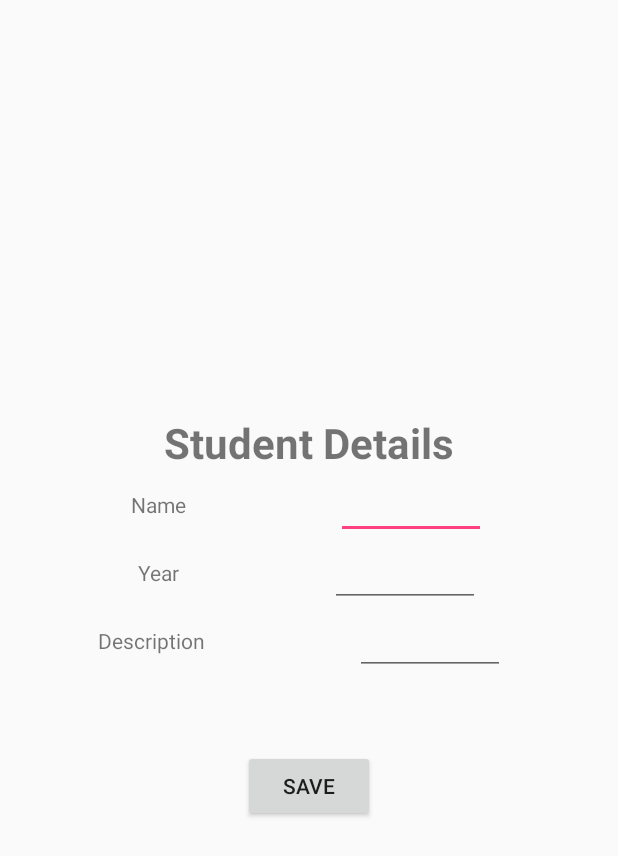
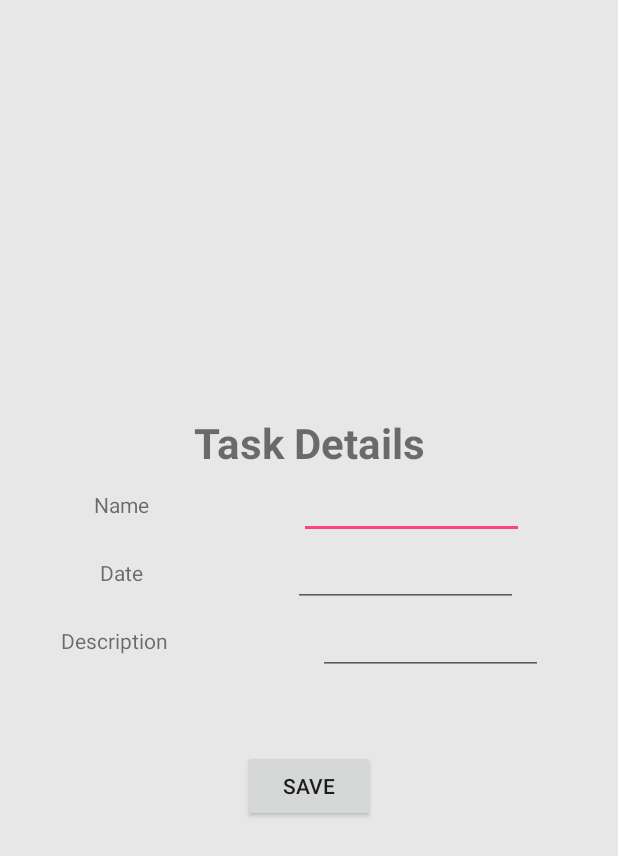
Before and after one commit to sujeet14108/ToDo, an Android app: the Addrecord screen opened directly, with no data from a screen before it, on a phone screen of 412 x 824 dp. Shown: the top 856 px of the screen. Run offline under Robolectric (Android 15) with nearby library versions, the phone set to English and light mode, and no system bars.

Commit message:
ViewPager

```diff
--- a/app/src/main/java/com/example/sujeet/todo/PageFragment.java
+++ b/app/src/main/java/com/example/sujeet/todo/PageFragment.java
@@ -40,12 +40,13 @@ public class PageFragment extends Fragment {
         View view = inflater.inflate(R.layout.fragment, container, false);
         final TextView textView1 = (TextView) view.findViewById(R.id.textView1);
         final TextView textView2 = (TextView) view.findViewById(R.id.textView2);
+        final TextView textView3 = (TextView) view.findViewById(R.id.textView7);
 
         Student cont= (Student) getArguments().getSerializable("contact");
 
         textView1.setText(cont.getname());
         textView2.setText(cont.getdes());
-
+        textView3.setText(cont.getyear());
         Button btnClick=(Button) view.findViewById(R.id.btnClick);
 
         btnClick.setOnClickListener(new  View.OnClickListener() {
--- a/app/src/main/java/com/example/sujeet/todo/RecyclerItemClickListener.java
+++ b/app/src/main/java/com/example/sujeet/todo/RecyclerItemClickListener.java
@@ -44,10 +44,14 @@ public class RecyclerItemClickListener implements RecyclerView.OnItemTouchListen
 
     @Override
     public void onTouchEvent(RecyclerView view, MotionEvent motionEvent) {
+
+
     }
 
     @Override
     public void onRequestDisallowInterceptTouchEvent(boolean disallowIntercept) {
 
     }
+
+
 }
--- a/app/src/main/res/layout/activity_addrecord.xml
+++ b/app/src/main/res/layout/activity_addrecord.xml
@@ -10,7 +10,7 @@
     tools:context="com.example.sujeet.todo.Addrecord">
 
     <TextView
-        android:text="Student Details"
+        android:text="Task Details"
         android:layout_width="match_parent"
         android:layout_height="wrap_content"
         android:id="@+id/textView25"
@@ -33,7 +33,7 @@
             android:layout_marginRight="100dp"/>
 
         <EditText
-            android:layout_width="100dp"
+            android:layout_width="150dp"
             android:gravity="left"
             android:layout_height="wrap_content"
             android:id="@+id/Name"/>
@@ -49,10 +49,10 @@
         <TextView
             android:layout_width="wrap_content"
             android:layout_height="wrap_content"
-            android:text="Year"
+            android:text="Date"
             android:layout_marginRight="100dp"/>
     <EditText
-        android:layout_width="100dp"
+        android:layout_width="150dp"
         android:layout_height="wrap_content"
         android:id="@+id/Year"/>
         </LinearLayout>
@@ -71,7 +71,7 @@
             android:text="Description"
             android:layout_marginRight="100dp"/>
     <EditText
-        android:layout_width="100dp"
+        android:layout_width="150dp"
         android:inputType="textMultiLine"
         android:layout_height="wrap_content"
         android:id="@+id/des"/>
--- a/app/src/main/res/values/styles.xml
+++ b/app/src/main/res/values/styles.xml
@@ -3,9 +3,10 @@
     <!-- Base application theme. -->
     <style name="AppTheme" parent="Theme.AppCompat.Light.NoActionBar">
         <!-- Customize your theme here. -->
-        <item name="colorPrimary">@color/colorPrimary</item>
+        <item name="colorPrimary">@color/colorAccent</item>
         <item name="colorPrimaryDark">@color/colorPrimaryDark</item>
         <item name="colorAccent">@color/colorAccent</item>
+        <item name="android:colorBackground">@color/background_material_light</item>
     </style>
 
 </resources>
--- /dev/null
+++ b/app/src/main/res/values/values.xml
@@ -0,0 +1,4 @@
+<?xml version="1.0" encoding="utf-8"?>
+<resources>
+    <color name="background_material_light">#e8e7e7</color>
+</resources>
```
Also changed, not shown: app/src/main/java/com/example/sujeet/todo/MainActivity.java (+30 -1 lines), app/src/main/java/com/example/sujeet/todo/Showdetails.java (+9 -2 lines), app/src/main/java/com/example/sujeet/todo/StudentAdapter.java (+19 -2 lines), app/src/main/res/layout/activity_showdetails.xml (+12 -5 lines), app/src/main/res/layout/fragment.xml (+15 -13 lines), app/src/main/res/layout/student_row.xml (+29 -10 lines), app/src/main/res/drawable/tick.png (added).
